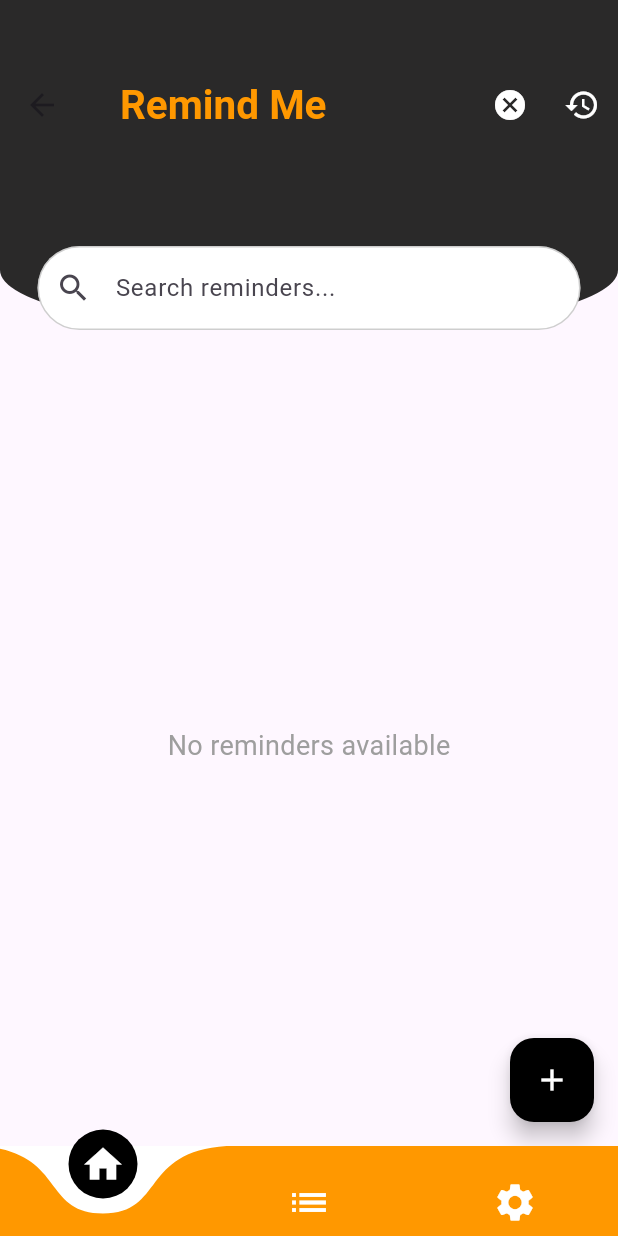
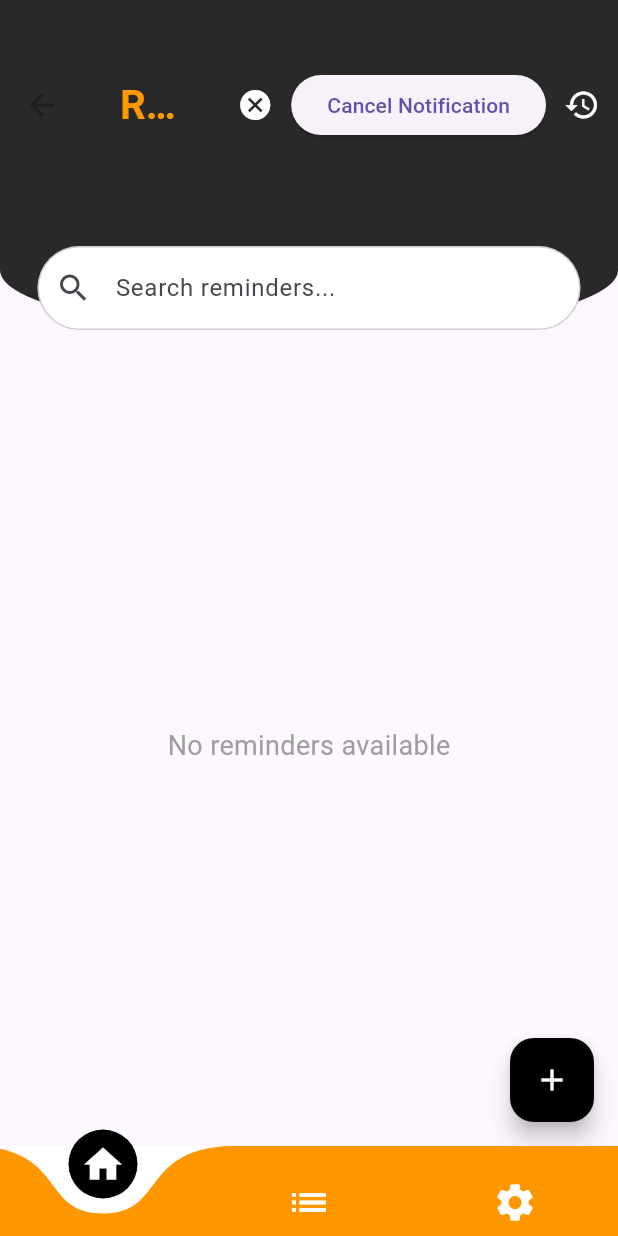
Before and after one commit to sofia883/git_remind_me_repo, a Flutter app: the MainScreen screen opened by its route, after a tap on the "cancel" icon, on a phone screen of 412 x 824 dp. Run offline on Flutter 3.47's test engine with Material 3 defaults, Android fonts, the phone set to English and light mode, and no system bars; drawn by our look-alikes of curved_navigation_bar; our stand-ins replace flutter_local_notifications, image_picker, logger, shared_preferences; missing offline and left inert: android_alarm_manager_plus; accounts and stored records are empty.

Commit message:
just left app open when notification cancel nd action buton not working

```diff
--- a/lib/screens/home_page.dart
+++ b/lib/screens/home_page.dart
@@ -288,26 +288,25 @@ class _HomePageState extends State<HomePage> {
 
   @override
   Widget build(BuildContext context) {
+    DateTime scheduledTime = DateTime.now()
+        .add(Duration(seconds: 10)); // Ensure this is in the future
+
+    int notificationId = DateTime.now().millisecondsSinceEpoch ~/
+        1000; // Unique ID for the notification
+    String title = 'Reminder Title';
+    String body = ' not solved yetdddd? is it';
+    String payload = jsonEncode({'key': 'value'}); // Pass any data
+    String repeatOption =
+        'Every 5 seconds'; // Options: 'None', 'Every 5 seconds', etc.
+    String actionId = "cancel"; // Action ID for canceling the notification
     return Scaffold(
       appBar: AppBar(
         actions: [
           IconButton(
             icon: Icon(Icons.cancel, color: Colors.white),
             onPressed: () async {
-              DateTime scheduledTime = DateTime.now()
-                  .add(Duration(seconds: 10)); // Ensure this is in the future
               print(
                   'Scheduled notification at: $scheduledTime'); // For debugging
-
-              int notificationId = DateTime.now().millisecondsSinceEpoch ~/
-                  1000; // Unique ID for the notification
-              String title = 'Reminder Title';
-              String body = 'solved or not.';
-              String payload = jsonEncode({'key': 'value'}); // Pass any data
-              String repeatOption =
-                  'Every 5 seconds'; // Options: 'None', 'Every 5 seconds', etc.
-              String actionId =
-                  "cancel"; // Action ID for canceling the notification
 
               await NotificationService.scheduleNotification(
                 scheduledTime,
@@ -320,6 +319,13 @@ class _HomePageState extends State<HomePage> {
               );
             },
             tooltip: 'Cancel Upcoming Reminder Notification',
+          ),
+          ElevatedButton(
+            onPressed: () {
+              // Cancel the notification with the specified ID
+              NotificationService.cancelNotificationAndAlarm(notificationId);
+            },
+            child: Text('Cancel Notification'),
           ),
           Container(
             margin: EdgeInsets.only(right: 0),
--- a/lib/services/notifi_service.dart
+++ b/lib/services/notifi_service.dart
@@ -2,6 +2,7 @@ import 'package:flutter_local_notifications/flutter_local_notifications.dart';
 import 'package:android_alarm_manager_plus/android_alarm_manager_plus.dart';
 import 'dart:convert';
 import 'package:logger/logger.dart';
+import 'package:remind_me/services/reminder_utils.dart';
 
 final logger = Logger();
 
@@ -9,10 +10,11 @@ class NotificationService {
   static final FlutterLocalNotificationsPlugin
       _flutterLocalNotificationsPlugin = FlutterLocalNotificationsPlugin();
   static final Set<int> _scheduledAlarms = {};
+
   // Initialize the local notification plugin
   static Future<void> initialize() async {
     const AndroidInitializationSettings initializationSettingsAndroid =
-        AndroidInitializationSettings('@mipmap/ic_launcher'); // Your app icon
+        AndroidInitializationSettings('@mipmap/ic_launcher');
 
     final InitializationSettings initializationSettings =
         InitializationSettings(android: initializationSettingsAndroid);
@@ -20,17 +22,18 @@ class NotificationService {
     await _flutterLocalNotificationsPlugin.initialize(
       initializationSettings,
       onDidReceiveNotificationResponse: (NotificationResponse response) async {
-        print('Notification response received: ${response.actionId}');
+        logger.d('Notification response received: ${response.actionId}');
 
-        // Check if the cancel action was pressed
+        if (response.notificationResponseType ==
+            NotificationResponseType.selectedNotificationAction) {
           if (response.actionId == 'cancel') {
-          print('Cancel action pressed');
-          cancelNotificationAndAlarm(response.id); // Call the cancel function
+            logger
+                .i('Cancel action pressed for notification ID: ${response.id}');
+            await cancelNotificationAndAlarm(response.id);
+          }
         } else {
-          // Handle tapping on the body (if needed)
-          print('Notification body tapped, ID: ${response.id}');
-          cancelNotificationAndAlarm(
-              response.id); // Optionally cancel on body tap as well
+          logger.d('Notification body tapped, ID: ${response.id}');
+          // Do nothing when the notification body is tapped
         }
       },
     );
@@ -40,19 +43,17 @@ class NotificationService {
       int id, String title, String body) async {
     const AndroidNotificationDetails androidPlatformChannelSpecifics =
         AndroidNotificationDetails(
-      'your_channel_id', // Channel ID
-      'your_channel_name', // Channel name
+      'your_channel_id',
+      'your_channel_name',
       channelDescription: 'This channel is used for reminder notifications',
       importance: Importance.high,
       priority: Priority.high,
       showWhen: false,
-      // Define action buttons
       actions: <AndroidNotificationAction>[
         AndroidNotificationAction(
-          'cancel', // The action ID
+          'cancel',
           'Cancel',
-          showsUserInterface:
-              false, // This should allow the user to see the action
+          showsUserInterface: false, // This prevents the app from opening
         ),
       ],
     );
@@ -65,21 +66,21 @@ class NotificationService {
       title,
       body,
       platformChannelSpecifics,
-      payload: 'cancel', // Set payload to identify cancel action (optional)
     );
   }
 
-  static void cancelNotificationAndAlarm(int? id) async {
+  static Future<void> cancelNotificationAndAlarm(int? id) async {
     if (id != null) {
       try {
         await _flutterLocalNotificationsPlugin.cancel(id);
-        _scheduledAlarms.remove(id); // Remove from scheduled alarms
-        print('Notification with id $id cancelled.');
+        await AndroidAlarmManager.cancel(id);
+        _scheduledAlarms.remove(id);
+        logger.i('Notification and alarm with id $id cancelled.');
       } catch (e) {
-        print('Error canceling notification: $e');
+        logger.e('Error canceling notification and alarm: $e');
       }
     } else {
-      print('Cannot cancel notification: ID is null');
+      logger.w('Cannot cancel notification and alarm: ID is null');
     }
   }
 
@@ -100,7 +101,6 @@ class NotificationService {
 
   // Schedule a notification using Alarm Manager with optional repeat
   // Schedule a notification using Alarm Manager with optional repeat
-
   static Future<void> scheduleNotification(
       DateTime scheduledTime,
       int notificationId,
@@ -109,11 +109,27 @@ class NotificationService {
       String payload,
       String repeatOption,
       String actionId) async {
-    if (!_scheduledAlarms.contains(notificationId)) {
-      _scheduledAlarms.add(notificationId);
-      // Schedule the notification as before
+    // New parameter for action ID
+    print('scheduleNotification called');
+    bool canShowNotification = await ReminderUtils.shouldShowNotifications();
+
+    // Schedule alarm with AlarmManager
+    if (canShowNotification) {
+      await AndroidAlarmManager.oneShotAt(
+          scheduledTime, notificationId, _showNotificationCallback,
+          exact: true,
+          wakeup: true,
+          rescheduleOnReboot: true,
+          params: {
+            'notificationId': notificationId,
+            'title': title,
+            'body': body,
+            'payload': payload,
+            'repeatOption': repeatOption,
+            'actionId': actionId, // Add action ID to params
+          });
     } else {
-      print('Notification $notificationId already scheduled.');
+      print('Notification not shown due to user preference');
     }
   }
 
@@ -128,7 +144,8 @@ class NotificationService {
     String payload = params['payload'];
     String repeatOption = params['repeatOption'];
     String actionId = params['actionId']; // Extract action ID
-
+    bool canShowNotification = await ReminderUtils.shouldShowNotifications();
+    if (canShowNotification) {
       // Show the notification when the alarm triggers
       await _flutterLocalNotificationsPlugin.show(
         id,
@@ -162,77 +179,13 @@ class NotificationService {
           actionId, // Pass action ID for repeat
         );
       }
+    } else {
+      print('Notification not shown due to user preference');
+    }
   }
 
   // Show notification immediately
-  static Future<void> showNotification(
-      int id, String title, String body) async {
-    const AndroidNotificationDetails androidPlatformChannelSpecifics =
-        AndroidNotificationDetails(
-            'your_channel_id', // Channel ID
-            'your_channel_name', // Channel name
-            channelDescription:
-                'This channel is used for reminder notifications',
-            importance: Importance.high,
-            priority: Priority.high,
-            showWhen: false);
 
-    const NotificationDetails platformChannelSpecifics =
-        NotificationDetails(android: androidPlatformChannelSpecifics);
-
-    await _flutterLocalNotificationsPlugin.show(
-        id, title, body, platformChannelSpecifics);
-  }
-
-  // This callback will be invoked when the alarm triggers
-// This callback will be invoked when the alarm triggers
-  // static Future<void> _showNotificationCallback(
-  //     int id, Map<String, dynamic> params) async {
-  //   print('_showNotificationCallback called');
-
-  //   // Extract the parameters from the alarm
-  //   String title = params['title'];
-  //   String body = params['body'];
-  //   String payload = params['payload'];
-  //   String repeatOption = params['repeatOption'];
-
-  //   // Show the notification when the alarm triggers
-  //   await _flutterLocalNotificationsPlugin.show(
-  //     id,
-  //     title,
-  //     body,
-  //     NotificationDetails(
-  //       android: AndroidNotificationDetails(
-  //         'your_channel_id',
-  //         'your_channel_name',
-  //         importance: Importance.max,
-  //         priority: Priority.high,
-  //         actions: <AndroidNotificationAction>[
-  //           AndroidNotificationAction('cancel', 'Cancel Alarm'),
-  //           // Add any other actions you want
-  //         ],
-  //       ),
-  //     ),
-  //     payload: payload,
-  //   );
-
-  //   // Handle the action button tap);
-
-  //   // Handle repeat option
-  //   if (repeatOption != 'None') {
-  //     DateTime nextTime = getNextScheduledTime(repeatOption);
-  //     await scheduleNotification(
-  //       nextTime,
-  //       id,
-  //       title,
-  //       body,
-  //       payload,
-  //       repeatOption,
-  //     );
-  //   }
-  // }
-
-  // Calculate the next scheduled time based on repeat option
   static DateTime getNextScheduledTime(String repeatOption) {
     DateTime now = DateTime.now();
     switch (repeatOption) {
```
Also changed, not shown: lib/services/reminder_utils.dart (+8 -2 lines). Lines whose indentation alone changed are shown as unchanged.
